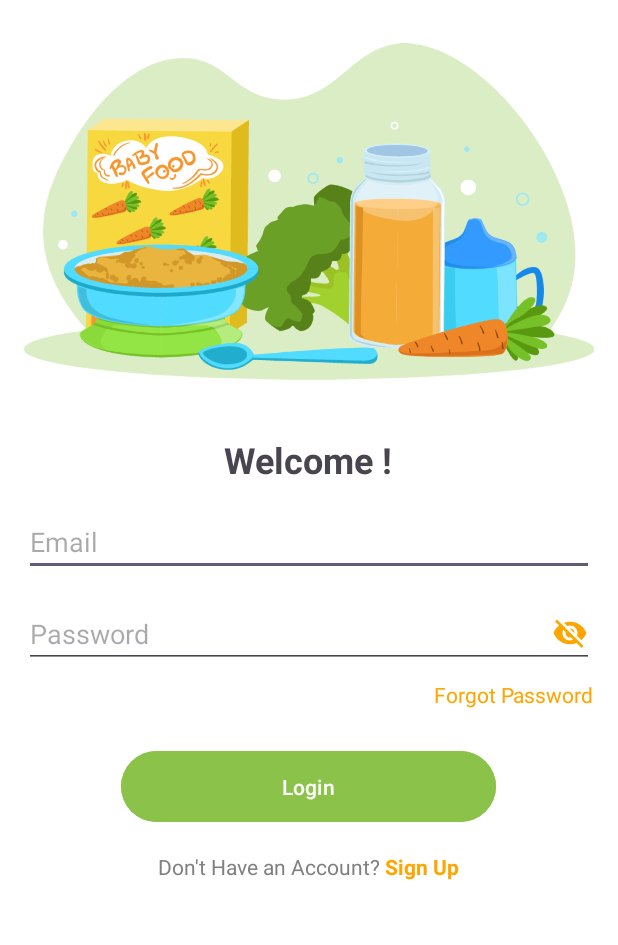
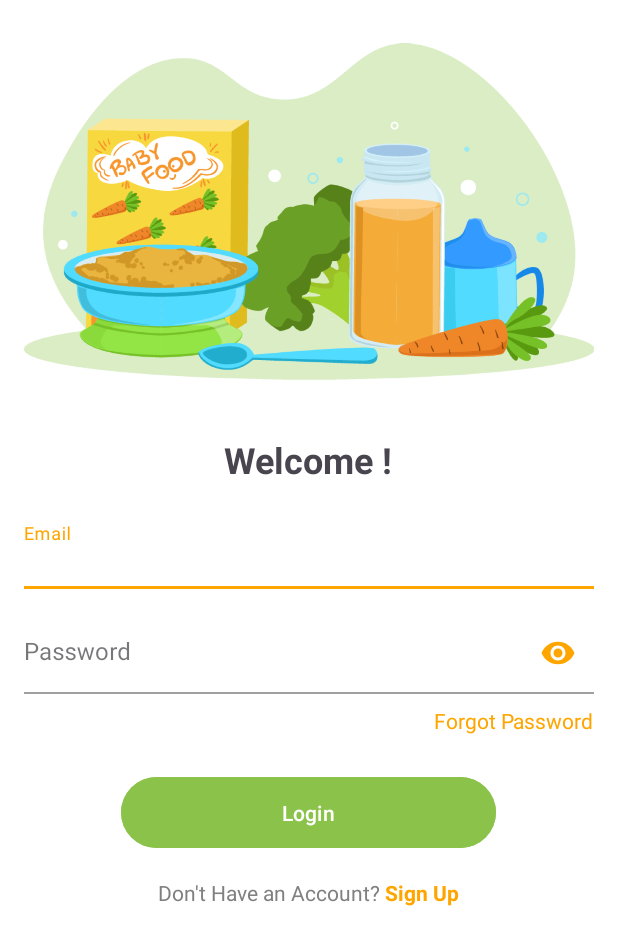
Before and after one commit to ardhia137/BabyGrowth, an Android app: the LoginActivity screen opened directly, with no data from a screen before it, on a phone screen of 412 x 824 dp. Shown: the top 945 px of the screen. Run offline under Robolectric (Android 15) with nearby library versions, the phone set to English and light mode, and no system bars.

Commit message:
fixing visibility on login

```diff
--- a/app/build.gradle.kts
+++ b/app/build.gradle.kts
@@ -50,6 +50,7 @@ dependencies {
     testImplementation(libs.junit)
     androidTestImplementation(libs.androidx.junit)
     androidTestImplementation(libs.androidx.espresso.core)
+    implementation("com.google.android.material:material:1.9.0")
 
     implementation("com.github.bumptech.glide:glide:4.16.0")
     implementation("com.squareup.retrofit2:retrofit:2.9.0")
--- a/app/src/main/java/com/pukimen/babygrowth/ui/auth/LoginActivity.kt
+++ b/app/src/main/java/com/pukimen/babygrowth/ui/auth/LoginActivity.kt
@@ -2,6 +2,7 @@ package com.pukimen.babygrowth.ui.auth
 
 import android.content.Intent
 import android.os.Bundle
+import android.util.Log
 import android.view.View
 import android.widget.Toast
 import androidx.activity.viewModels
@@ -43,11 +44,21 @@ class LoginActivity : AppCompatActivity() {
                             }
                             is Results.Error -> {
                                 binding.progressBar.visibility = View.GONE
-                                Toast.makeText(
-                                    this@LoginActivity,
-                                    "Terjadi kesalahan" + result.error,
-                                    Toast.LENGTH_SHORT
-                                ).show()
+                                if (result.error == "Unauthorized"){
+                                    Toast.makeText(
+                                        this@LoginActivity,
+                                        "Email atau password salah",
+                                        Toast.LENGTH_SHORT
+                                    ).show()
+                                }else{
+                                    Log.e("LoginActivity", result.error)
+                                    Toast.makeText(
+                                        this@LoginActivity,
+                                        "Terjadi kesalahan",
+                                        Toast.LENGTH_SHORT
+                                    ).show()
+                                }
+
                             }
                         }
                     }
@@ -60,9 +71,9 @@ class LoginActivity : AppCompatActivity() {
             startActivity(intent)
         }
 
-        val visibilityToggleButton: EditTextPassword = findViewById(R.id.passwordInput)
-        val visibilityToggleOff = ContextCompat.getDrawable(this, R.drawable.ic_invisibility)!!
-        visibilityToggleOff.setBounds(0, 0, visibilityToggleOff.intrinsicWidth, visibilityToggleOff.intrinsicHeight)
-        visibilityToggleButton.setCompoundDrawablesRelativeWithIntrinsicBounds(null, null, visibilityToggleOff, null)
+//        val visibilityToggleButton: EditTextPassword = findViewById(R.id.passwordInput)
+//        val visibilityToggleOff = ContextCompat.getDrawable(this, R.drawable.ic_invisibility)!!
+//        visibilityToggleOff.setBounds(0, 0, visibilityToggleOff.intrinsicWidth, visibilityToggleOff.intrinsicHeight)
+//        visibilityToggleButton.setCompoundDrawablesRelativeWithIntrinsicBounds(null, null, visibilityToggleOff, null)
     }
 }
--- a/app/src/main/java/com/pukimen/babygrowth/ui/customView/EditTextEmail.kt
+++ b/app/src/main/java/com/pukimen/babygrowth/ui/customView/EditTextEmail.kt
@@ -1,53 +1,52 @@
 package com.pukimen.babygrowth.ui.customView
 
 import android.content.Context
+import android.graphics.Canvas
 import android.text.Editable
 import android.text.TextWatcher
 import android.util.AttributeSet
+import android.view.View
 import androidx.appcompat.widget.AppCompatEditText
 import java.util.regex.Pattern
 
 class EditTextEmail : AppCompatEditText {
 
-    constructor(context: Context) : super(context)
-    constructor(context: Context, attrs: AttributeSet) : super(context, attrs)
-    constructor(context: Context, attrs: AttributeSet, defStyleAttr: Int) : super(context, attrs, defStyleAttr)
+    constructor(context: Context) : super(context) {
+        init()
+    }
 
-    private var errorMessage: String? = null
+    constructor(context: Context, attrs: AttributeSet?) : super(context, attrs) {
+        init()
+    }
 
-    private val emailPattern = Pattern.compile(
-        "[a-zA-Z0-9\\+\\.\\_\\%\\-\\+]{1,256}" +
-                "\\@" +
-                "[a-zA-Z0-9][a-zA-Z0-9\\-]{0,64}" +
-                "(\\.[a-zA-Z0-9][a-zA-Z0-9\\-]{0,25})+"
-    )
+    constructor(context: Context, attrs: AttributeSet?, defStyleAttr: Int) : super(context, attrs, defStyleAttr) {
+        init()
+    }
 
+    override fun onDraw(canvas: Canvas) {
+        super.onDraw(canvas)
+        textAlignment = View.TEXT_ALIGNMENT_VIEW_START
+    }
 
+    private fun init() {
+        addTextChangedListener(object : TextWatcher {
+            override fun beforeTextChanged(s: CharSequence?, start: Int, count: Int, after: Int) {
+                // Do nothing
+            }
 
-    private val emailTextWatcher = object : TextWatcher {
-        override fun beforeTextChanged(s: CharSequence?, start: Int, count: Int, after: Int) {}
-
-        override fun onTextChanged(s: CharSequence?, start: Int, before: Int, count: Int) {}
-
-        override fun afterTextChanged(s: Editable?) {
-            s?.let {
-                val text = it.toString()
-                if (!isValidEmail(text)) {
-                    setError(errorMessage ?: "Invalid email format")
+            override fun onTextChanged(s: CharSequence?, start: Int, before: Int, count: Int) {
+                val emailFormat = "[a-zA-Z0-9._-]+@[a-z]+\\.+[a-z]+"
+                val text = s.toString()
+                if (!text.matches(emailFormat.toRegex())) {
+                    error = "Email Anda Tidak Valid"
                 } else {
-                    setError(null)
+                    error = null
                 }
             }
-        }
-    }
-    init {
-        addTextChangedListener(emailTextWatcher)
-    }
-    private fun isValidEmail(email: String): Boolean {
-        return emailPattern.matcher(email).matches()
-    }
 
-    fun setErrorMessage(message: String) {
-        errorMessage = message
+            override fun afterTextChanged(s: Editable?) {
+                // Do nothing
+            }
+        })
     }
 }
--- a/app/src/main/java/com/pukimen/babygrowth/ui/customView/EditTextPassword.kt
+++ b/app/src/main/java/com/pukimen/babygrowth/ui/customView/EditTextPassword.kt
@@ -1,85 +1,51 @@
 package com.pukimen.babygrowth.ui.customView
 
 import android.content.Context
-import android.graphics.drawable.Drawable
+import android.graphics.Typeface
 import android.text.Editable
 import android.text.InputType
 import android.text.TextWatcher
 import android.util.AttributeSet
-import android.util.Log
-import android.view.MotionEvent
 import androidx.appcompat.widget.AppCompatEditText
-import androidx.core.content.ContextCompat
-import com.pukimen.babygrowth.R
 
 class EditTextPassword : AppCompatEditText {
 
-    private val minLength = 8  // Panjang minimum password
+    var isCharacterPasswordValid = false
 
     constructor(context: Context) : super(context) {
         init()
     }
 
-    constructor(context: Context, attrs: AttributeSet) : super(context, attrs) {
+    constructor(context: Context, attrs: AttributeSet?) : super(context, attrs) {
+        init()
+    }
+
+    constructor(context: Context, attrs: AttributeSet?, defStyleAttr: Int) : super(
+        context,
+        attrs,
+        defStyleAttr
+    ) {
         init()
     }
 
     private fun init() {
-        initToggleListener()
-        addTextChangedListener(passwordTextWatcher)
-    }
+        // Mengatur inputType untuk menampilkan teks sebagai titik-titik
+        inputType = InputType.TYPE_CLASS_TEXT or InputType.TYPE_TEXT_VARIATION_PASSWORD
+        typeface = Typeface.DEFAULT // Menetapkan jenis font default yang sama dengan EditText biasa
 
-    private fun initToggleListener() {
-        Log.d("VisibilityToggleButton", "Init Toggle Listener dipanggil")
-        val visibilityToggleOff: Drawable =
-            ContextCompat.getDrawable(context, R.drawable.ic_invisibility)!!
-        visibilityToggleOff.setBounds(
-            0, 0, visibilityToggleOff.intrinsicWidth, visibilityToggleOff.intrinsicHeight
-        )
+        addTextChangedListener(object : TextWatcher {
+            override fun beforeTextChanged(s: CharSequence?, start: Int, count: Int, after: Int) {
+            }
 
-        val visibilityToggleOn: Drawable =
-            ContextCompat.getDrawable(context, R.drawable.ic_visibility)!!
-        visibilityToggleOn.setBounds(
-            0, 0, visibilityToggleOn.intrinsicWidth, visibilityToggleOn.intrinsicHeight
-        )
-
-        setOnTouchListener { _, event ->
-            if (event.action == MotionEvent.ACTION_UP) {
-                val drawableRight = compoundDrawablesRelative[2]
-                Log.d("VisibilityToggleButton", "Sentuhan terdeteksi $drawableRight")
-                if (drawableRight != null && event.rawX >= right - drawableRight.bounds.width()) {
-                    Log.d("VisibilityToggleButton", "Tombol visibilitas ditekan")
-                    toggleVisibility(visibilityToggleOff, visibilityToggleOn)
-                    return@setOnTouchListener true
+            override fun onTextChanged(s: CharSequence?, start: Int, before: Int, count: Int) {
+                if (s.toString().isNotEmpty()) {
+                    isCharacterPasswordValid = s.toString().length > 7
+                    error = if (isCharacterPasswordValid) null else "Minimum 8 Characters"
                 }
             }
-            false
-        }
-    }
 
-    private fun toggleVisibility(visibilityToggleOff: Drawable, visibilityToggleOn: Drawable) {
-        if (inputType == InputType.TYPE_TEXT_VARIATION_VISIBLE_PASSWORD) {
-            inputType = InputType.TYPE_CLASS_TEXT or InputType.TYPE_TEXT_VARIATION_PASSWORD
-            setCompoundDrawablesRelativeWithIntrinsicBounds(null, null, visibilityToggleOff, null)
-        } else {
-            inputType = InputType.TYPE_TEXT_VARIATION_VISIBLE_PASSWORD
-            setCompoundDrawablesRelativeWithIntrinsicBounds(null, null, visibilityToggleOn, null)
-        }
-    }
-
-    private val passwordTextWatcher = object : TextWatcher {
-        override fun beforeTextChanged(s: CharSequence?, start: Int, count: Int, after: Int) {}
-
-        override fun onTextChanged(s: CharSequence?, start: Int, before: Int, count: Int) {
-            s?.let {
-                if (it.length < minLength) {
-                    error = "Password must be at least $minLength characters long"
-                } else {
-                    error = null
-                }
+            override fun afterTextChanged(s: Editable?) {
             }
-        }
-
-        override fun afterTextChanged(s: Editable?) {}
+        })
     }
 }
--- a/app/src/main/res/layout/activity_login.xml
+++ b/app/src/main/res/layout/activity_login.xml
@@ -30,23 +30,49 @@
         android:layout_marginBottom="16dp"/>
 
     <!-- Name Input -->
+    <com.google.android.material.textfield.TextInputLayout
+        android:id="@+id/emailEditTextLayout"
+        android:layout_width="match_parent"
+        android:layout_height="wrap_content"
+        android:layout_marginBottom="16dp"
+        app:boxBackgroundColor="@color/white"
+        app:hintEnabled="true"
+        style="@style/Widget.MaterialComponents.TextInputLayout.FilledBox.Dense">
+
         <com.pukimen.babygrowth.ui.customView.EditTextEmail
             android:id="@+id/emailInput"
             android:layout_width="match_parent"
             android:layout_height="wrap_content"
             android:inputType="textEmailAddress"
             android:hint="Email"
-        android:layout_marginBottom="16dp"/>
+            android:gravity="start|center_vertical"
+            android:paddingStart="0dp"
+            android:paddingEnd="0dp" />
+    </com.google.android.material.textfield.TextInputLayout>
 
     <!-- Password Input -->
+    <com.google.android.material.textfield.TextInputLayout
+        android:id="@+id/passwordEditTextLayout"
+        android:layout_width="match_parent"
+        android:layout_height="wrap_content"
+        android:layout_marginBottom="8dp"
+        app:boxBackgroundColor="@color/white"
+        app:hintEnabled="true"
+        app:endIconMode="password_toggle"
+        app:endIconTint="@color/primary_color"
+        style="@style/Widget.MaterialComponents.TextInputLayout.FilledBox.Dense">
+
         <com.pukimen.babygrowth.ui.customView.EditTextPassword
             android:id="@+id/passwordInput"
             android:layout_width="match_parent"
             android:layout_height="wrap_content"
+            android:inputType="textPassword"
             android:hint="Password"
-        android:inputType="textPassword"
-        android:drawableEnd="@drawable/ic_invisibility"
-        android:layout_marginBottom="8dp"/>
+            android:gravity="start|center_vertical"
+            android:paddingStart="0dp"
+            android:paddingEnd="0dp" />
+    </com.google.android.material.textfield.TextInputLayout>
+
 
     <!-- Forgot Password Text -->
     <TextView
```
Lines whose indentation alone changed are shown as unchanged.
